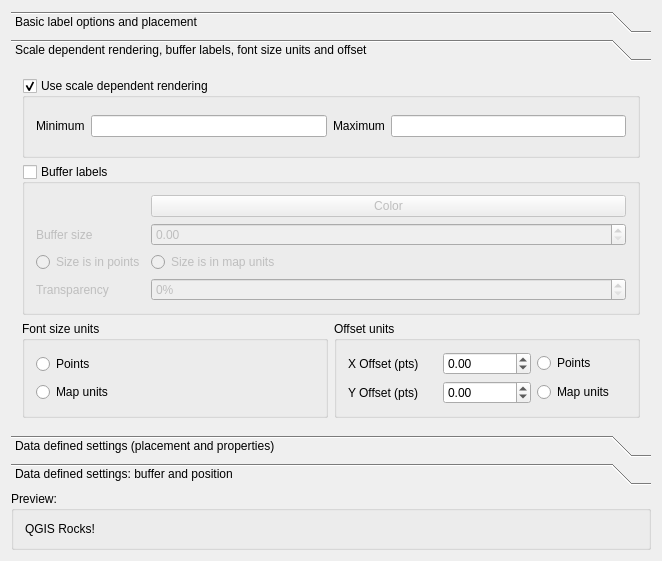
This is qgis/src/ui/qgslabeldialogbase.ui in sourcepole/qgis as Qt 5 draws it before an edit. The edited form follows.
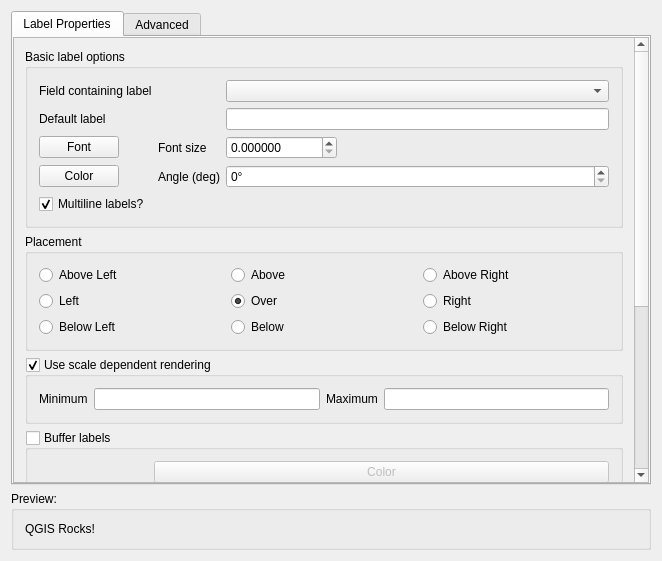
This is the edited form. The open tabs and pages were chosen to show the change.

Commit message: Label dialog: Remove the toolbox and use tabs and scroll areas rather

The edit to the form file:
```diff
--- a/qgis/src/ui/qgslabeldialogbase.ui
+++ b/qgis/src/ui/qgslabeldialogbase.ui
@@ -21,31 +21,35 @@
   </property>
   <layout class="QVBoxLayout" name="verticalLayout">
    <item>
-    <widget class="QToolBox" name="toolBox">
+    <widget class="QTabWidget" name="tabWidget">
      <property name="currentIndex">
       <number>0</number>
      </property>
-     <widget class="QWidget" name="page">
+     <widget class="QWidget" name="tab">
+      <attribute name="title">
+       <string>Label Properties</string>
+      </attribute>
+      <layout class="QGridLayout" name="gridLayout">
+       <property name="margin">
+        <number>0</number>
+       </property>
+       <item row="0" column="0">
+        <widget class="QScrollArea" name="scrollArea">
+         <property name="widgetResizable">
+          <bool>true</bool>
+         </property>
+         <widget class="QWidget" name="scrollAreaWidgetContents">
       <property name="geometry">
        <rect>
         <x>0</x>
-        <y>0</y>
-        <width>644</width>
-        <height>365</height>
-       </rect>
-      </property>
-      <attribute name="label">
-       <string>Basic label options and placement</string>
-      </attribute>
+            <y>-296</y>
+            <width>621</width>
+            <height>740</height>
+           </rect>
+          </property>
+          <layout class="QGridLayout" name="gridLayout_2">
+           <item row="0" column="0">
       <widget class="QGroupBox" name="groupBox_8">
-       <property name="geometry">
-        <rect>
-         <x>10</x>
-         <y>0</y>
-         <width>621</width>
-         <height>174</height>
-        </rect>
-       </property>
        <property name="title">
         <string>Basic label options</string>
        </property>
@@ -189,19 +193,13 @@
         </item>
        </layout>
       </widget>
+           </item>
+           <item row="1" column="0">
       <widget class="QGroupBox" name="groupBox_2">
-       <property name="geometry">
-        <rect>
-         <x>10</x>
-         <y>180</y>
-         <width>621</width>
-         <height>106</height>
-        </rect>
-       </property>
        <property name="title">
         <string>Placement</string>
        </property>
-       <layout class="QGridLayout">
+             <layout class="QGridLayout" name="_5">
         <property name="margin">
          <number>11</number>
         </property>
@@ -273,21 +271,8 @@
         </item>
        </layout>
       </widget>
-     </widget>
-     <widget class="QWidget" name="page_2">
-      <property name="geometry">
-       <rect>
-        <x>0</x>
-        <y>0</y>
-        <width>644</width>
-        <height>365</height>
-       </rect>
-      </property>
-      <attribute name="label">
-       <string>Scale dependent rendering, buffer labels, font size units and offset</string>
-      </attribute>
-      <layout class="QVBoxLayout" name="verticalLayout_2">
-       <item>
+           </item>
+           <item row="2" column="0">
         <widget class="QGroupBox" name="chkUseScaleDependentRendering">
          <property name="title">
           <string>Use scale dependent rendering</string>
@@ -295,7 +280,7 @@
          <property name="checkable">
           <bool>true</bool>
          </property>
-         <layout class="QGridLayout">
+             <layout class="QGridLayout" name="_2">
           <property name="margin">
            <number>11</number>
           </property>
@@ -322,7 +307,7 @@
          </layout>
         </widget>
        </item>
-       <item>
+           <item row="3" column="0">
         <widget class="QGroupBox" name="chkUseBuffer">
          <property name="enabled">
           <bool>true</bool>
@@ -412,14 +397,12 @@
          </layout>
         </widget>
        </item>
-       <item>
-        <layout class="QHBoxLayout" name="horizontalLayout_2">
-         <item>
+           <item row="4" column="0">
           <widget class="QGroupBox" name="groupBox_3">
            <property name="title">
             <string>Font size units</string>
            </property>
-           <layout class="QGridLayout" name="_2">
+             <layout class="QGridLayout" name="gridLayout_3">
             <item row="0" column="0">
              <widget class="QRadioButton" name="radioFontSizeUnitsPoints">
               <property name="text">
@@ -427,7 +410,7 @@
               </property>
              </widget>
             </item>
-            <item row="1" column="0">
+              <item row="0" column="1">
              <widget class="QRadioButton" name="radioFontSizeUnitsMap">
               <property name="text">
                <string>Map units</string>
@@ -437,86 +420,90 @@
            </layout>
           </widget>
          </item>
-         <item>
+           <item row="5" column="0">
           <widget class="QGroupBox" name="buttonGroup10">
            <property name="title">
             <string>Offset units</string>
            </property>
-           <layout class="QGridLayout" name="gridLayout">
+             <layout class="QGridLayout" name="gridLayout_4">
             <item row="0" column="0">
-             <widget class="QLabel" name="textLabel1_2_3_2">
-              <property name="text">
-               <string>X Offset (pts)</string>
-              </property>
-             </widget>
-            </item>
-            <item row="0" column="1">
-             <widget class="QDoubleSpinBox" name="spinXOffset">
-              <property name="minimum">
-               <double>-99.000000000000000</double>
-              </property>
-             </widget>
-            </item>
-            <item row="0" column="2">
              <widget class="QRadioButton" name="radioOffsetUnitsPoints">
               <property name="text">
                <string>Points</string>
               </property>
              </widget>
             </item>
-            <item row="1" column="0">
-             <widget class="QLabel" name="textLabel1_2_2_2_3">
-              <property name="text">
-               <string>Y Offset (pts)</string>
-              </property>
-             </widget>
-            </item>
-            <item row="1" column="1">
-             <widget class="QDoubleSpinBox" name="spinYOffset">
-              <property name="minimum">
-               <double>-99.000000000000000</double>
-              </property>
-             </widget>
-            </item>
-            <item row="1" column="2">
+              <item row="0" column="1">
              <widget class="QRadioButton" name="radioOffsetUnitsMap">
               <property name="text">
                <string>Map units</string>
               </property>
              </widget>
             </item>
+              <item row="1" column="0">
+               <widget class="QDoubleSpinBox" name="spinXOffset">
+                <property name="prefix">
+                 <string>X offset </string>
+                </property>
+                <property name="suffix">
+                 <string> points</string>
+                </property>
+                <property name="minimum">
+                 <double>-99.000000000000000</double>
+                </property>
+               </widget>
+              </item>
+              <item row="1" column="1">
+               <widget class="QDoubleSpinBox" name="spinYOffset">
+                <property name="prefix">
+                 <string>Y offset </string>
+                </property>
+                <property name="suffix">
+                 <string> points</string>
+                </property>
+                <property name="minimum">
+                 <double>-99.000000000000000</double>
+                </property>
+               </widget>
+              </item>
            </layout>
           </widget>
          </item>
         </layout>
+         </widget>
+        </widget>
        </item>
       </layout>
      </widget>
-     <widget class="QWidget" name="page_3">
+     <widget class="QWidget" name="tab_2">
+      <attribute name="title">
+       <string>Advanced</string>
+      </attribute>
+      <layout class="QGridLayout" name="gridLayout_5">
+       <property name="margin">
+        <number>0</number>
+       </property>
+       <item row="0" column="0">
+        <widget class="QScrollArea" name="scrollArea_2">
+         <property name="widgetResizable">
+          <bool>true</bool>
+         </property>
+         <widget class="QWidget" name="scrollAreaWidgetContents_2">
       <property name="geometry">
        <rect>
         <x>0</x>
         <y>0</y>
-        <width>644</width>
-        <height>365</height>
-       </rect>
-      </property>
-      <attribute name="label">
-       <string>Data defined settings (placement and properties)</string>
-      </attribute>
+            <width>621</width>
+            <height>684</height>
+           </rect>
+          </property>
+          <layout class="QGridLayout" name="gridLayout_7">
+           <item row="0" column="0">
       <widget class="QGroupBox" name="groupBox_5">
-       <property name="geometry">
-        <rect>
-         <x>10</x>
-         <y>0</y>
-         <width>621</width>
-         <height>84</height>
-        </rect>
-       </property>
        <property name="title">
         <string>Data defined placement</string>
        </property>
-       <layout class="QGridLayout" name="gridLayout_4">
+             <layout class="QGridLayout" name="gridLayout_6">
         <item row="0" column="0">
          <widget class="QLabel" name="textLabel1_2_2_2_2_3">
           <property name="sizePolicy">
@@ -551,19 +538,13 @@
         </item>
        </layout>
       </widget>
+           </item>
+           <item row="1" column="0">
       <widget class="QGroupBox" name="groupBox">
-       <property name="geometry">
-        <rect>
-         <x>10</x>
-         <y>90</y>
-         <width>621</width>
-         <height>246</height>
-        </rect>
-       </property>
        <property name="title">
         <string>Data defined properties</string>
        </property>
-       <layout class="QGridLayout" name="gridLayout_3">
+             <layout class="QGridLayout" name="gridLayout_10">
         <item row="0" column="0">
          <widget class="QLabel" name="lblFont">
           <property name="sizePolicy">
@@ -709,32 +690,13 @@
         </item>
        </layout>
       </widget>
-     </widget>
-     <widget class="QWidget" name="page_4">
-      <property name="geometry">
-       <rect>
-        <x>0</x>
-        <y>0</y>
-        <width>644</width>
-        <height>365</height>
-       </rect>
-      </property>
-      <attribute name="label">
-       <string>Data defined settings: buffer and position</string>
-      </attribute>
+           </item>
+           <item row="2" column="0">
       <widget class="QGroupBox" name="groupBox_6">
-       <property name="geometry">
-        <rect>
-         <x>10</x>
-         <y>0</y>
-         <width>621</width>
-         <height>84</height>
-        </rect>
-       </property>
        <property name="title">
         <string>Data defined buffer</string>
        </property>
-       <layout class="QGridLayout" name="gridLayout_5">
+             <layout class="QGridLayout" name="gridLayout_11">
         <item row="0" column="0">
          <widget class="QLabel" name="textLabel1_3_2_2_2">
           <property name="enabled">
@@ -788,19 +750,13 @@
         </item>
        </layout>
       </widget>
+           </item>
+           <item row="3" column="0">
       <widget class="QGroupBox" name="groupBox_7">
-       <property name="geometry">
-        <rect>
-         <x>10</x>
-         <y>90</y>
-         <width>621</width>
-         <height>138</height>
-        </rect>
-       </property>
        <property name="title">
         <string>Data defined position</string>
        </property>
-       <layout class="QGridLayout" name="gridLayout_6">
+             <layout class="QGridLayout" name="gridLayout_12">
         <item row="0" column="0">
          <widget class="QLabel" name="textLabel1_2">
           <property name="sizePolicy">
@@ -867,6 +823,12 @@
         </item>
        </layout>
       </widget>
+           </item>
+          </layout>
+         </widget>
+        </widget>
+       </item>
+      </layout>
      </widget>
     </widget>
    </item>
```
Left out of the diff: 41 changed lines with no effect on the pictures. Lines whose indentation alone changed are shown as unchanged.
